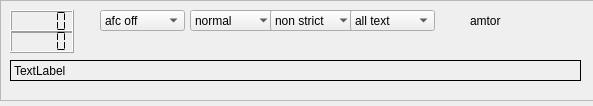
Old version of the form decoders/amtor-decoder/amtor-widget.ui in the repository JvanKatwijk/swradio-8.
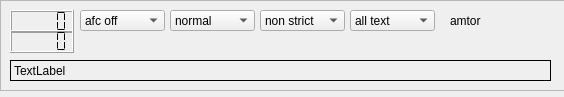
New version of the form.

Diff of the .ui file:
```diff
--- a/decoders/amtor-decoder/amtor-widget.ui
+++ b/decoders/amtor-decoder/amtor-widget.ui
@@ -6,8 +6,8 @@
    <rect>
     <x>0</x>
     <y>0</y>
-    <width>593</width>
-    <height>106</height>
+    <width>564</width>
+    <height>97</height>
    </rect>
   </property>
   <property name="windowTitle">
@@ -19,7 +19,7 @@
      <x>0</x>
      <y>0</y>
      <width>661</width>
-     <height>101</height>
+     <height>91</height>
     </rect>
    </property>
    <property name="frameShape">
@@ -33,7 +33,7 @@
      <rect>
       <x>10</x>
       <y>60</y>
-      <width>571</width>
+      <width>541</width>
       <height>21</height>
      </rect>
     </property>
@@ -82,7 +82,7 @@
    <widget class="QComboBox" name="amtorAfconButton">
     <property name="geometry">
      <rect>
-      <x>100</x>
+      <x>80</x>
       <y>10</y>
       <width>85</width>
       <height>21</height>
@@ -102,7 +102,7 @@
    <widget class="QComboBox" name="amtorReverseButton">
     <property name="geometry">
      <rect>
-      <x>190</x>
+      <x>170</x>
       <y>10</y>
       <width>85</width>
       <height>21</height>
@@ -122,7 +122,7 @@
    <widget class="QComboBox" name="amtorFecErrorButton">
     <property name="geometry">
      <rect>
-      <x>270</x>
+      <x>260</x>
       <y>10</y>
       <width>85</width>
       <height>21</height>
@@ -168,7 +168,7 @@
    <widget class="QLabel" name="label">
     <property name="geometry">
      <rect>
-      <x>470</x>
+      <x>450</x>
       <y>10</y>
       <width>67</width>
       <height>21</height>
```
Left out of the diff: 2 changed lines with no effect on the pictures.
